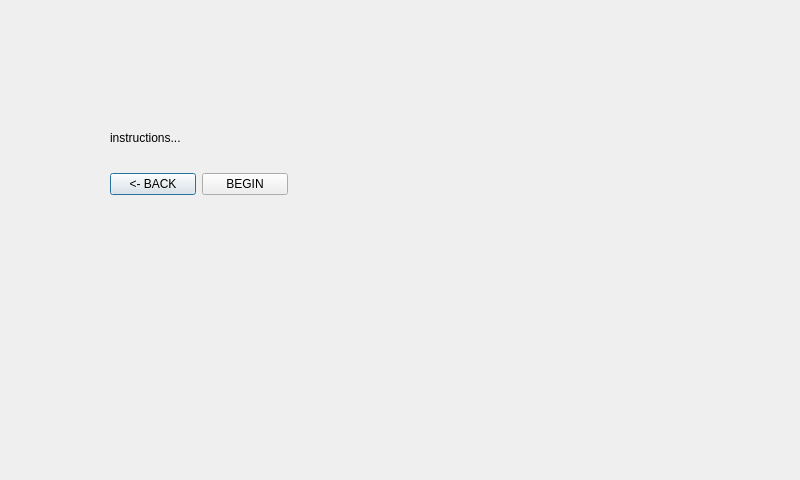
This is PhoeVersion/Qt_Creator/projectPHOE/colorinstruc.ui in jdsalguer/senior_project as Qt 5 draws it before an edit. The edited form follows.
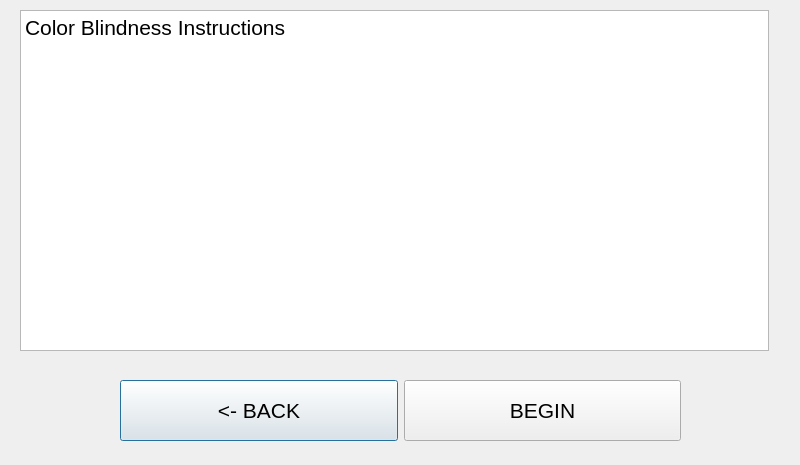
This is the edited form.

Commit message: visual changes and color test mostly working

The edit to the form file:
```diff
--- a/PhoeVersion/Qt_Creator/projectPHOE/colorinstruc.ui
+++ b/PhoeVersion/Qt_Creator/projectPHOE/colorinstruc.ui
@@ -7,37 +7,35 @@
     <x>0</x>
     <y>0</y>
     <width>800</width>
-    <height>480</height>
+    <height>465</height>
    </rect>
   </property>
   <property name="windowTitle">
    <string>Dialog</string>
   </property>
-  <widget class="QLabel" name="label">
+  <widget class="QWidget" name="">
    <property name="geometry">
     <rect>
-     <x>110</x>
-     <y>130</y>
-     <width>251</width>
-     <height>16</height>
-    </rect>
-   </property>
-   <property name="text">
-    <string>instructions...</string>
-   </property>
-  </widget>
-  <widget class="QWidget" name="layoutWidget">
-   <property name="geometry">
-    <rect>
-     <x>110</x>
-     <y>170</y>
-     <width>178</width>
-     <height>29</height>
+     <x>120</x>
+     <y>380</y>
+     <width>561</width>
+     <height>61</height>
     </rect>
    </property>
    <layout class="QHBoxLayout" name="horizontalLayout">
     <item>
      <widget class="QPushButton" name="cinstrucbakButton">
+      <property name="sizePolicy">
+       <sizepolicy hsizetype="Minimum" vsizetype="Expanding">
+        <horstretch>0</horstretch>
+        <verstretch>0</verstretch>
+       </sizepolicy>
+      </property>
+      <property name="font">
+       <font>
+        <pointsize>16</pointsize>
+       </font>
+      </property>
       <property name="text">
        <string>&lt;- BACK</string>
       </property>
@@ -45,6 +43,17 @@
     </item>
     <item>
      <widget class="QPushButton" name="cinstrucbegButton">
+      <property name="sizePolicy">
+       <sizepolicy hsizetype="Minimum" vsizetype="Expanding">
+        <horstretch>0</horstretch>
+        <verstretch>0</verstretch>
+       </sizepolicy>
+      </property>
+      <property name="font">
+       <font>
+        <pointsize>16</pointsize>
+       </font>
+      </property>
       <property name="text">
        <string>BEGIN</string>
       </property>
@@ -52,6 +61,23 @@
     </item>
    </layout>
   </widget>
+  <widget class="QTextBrowser" name="textBrowser">
+   <property name="geometry">
+    <rect>
+     <x>20</x>
+     <y>10</y>
+     <width>749</width>
+     <height>341</height>
+    </rect>
+   </property>
+   <property name="html">
+    <string>&lt;!DOCTYPE HTML PUBLIC &quot;-//W3C//DTD HTML 4.0//EN&quot; &quot;http://www.w3.org/TR/REC-html40/strict.dtd&quot;&gt;
+&lt;html&gt;&lt;head&gt;&lt;meta name=&quot;qrichtext&quot; content=&quot;1&quot; /&gt;&lt;style type=&quot;text/css&quot;&gt;
+p, li { white-space: pre-wrap; }
+&lt;/style&gt;&lt;/head&gt;&lt;body style=&quot; font-family:'Ubuntu'; font-size:11pt; font-weight:400; font-style:normal;&quot;&gt;
+&lt;p style=&quot; margin-top:0px; margin-bottom:0px; margin-left:0px; margin-right:0px; -qt-block-indent:0; text-indent:0px;&quot;&gt;&lt;span style=&quot; font-size:16pt;&quot;&gt;Color Blindness Instructions&lt;/span&gt;&lt;/p&gt;&lt;/body&gt;&lt;/html&gt;</string>
+   </property>
+  </widget>
  </widget>
  <resources/>
  <connections/>
```
The commit also changes 247 other files.
